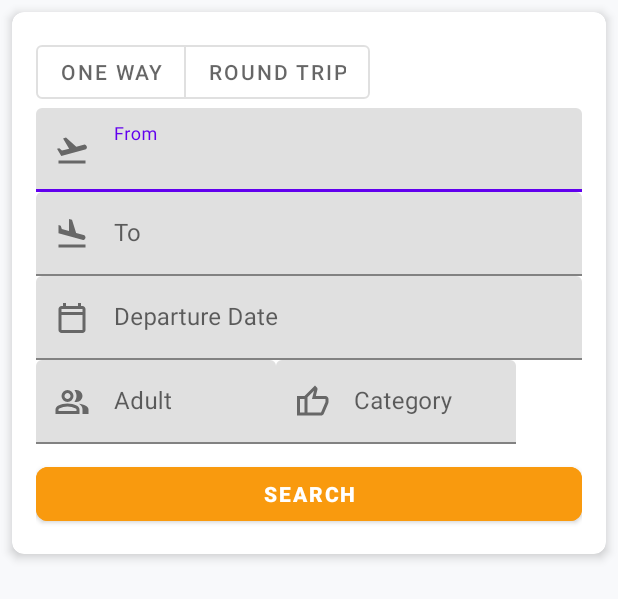
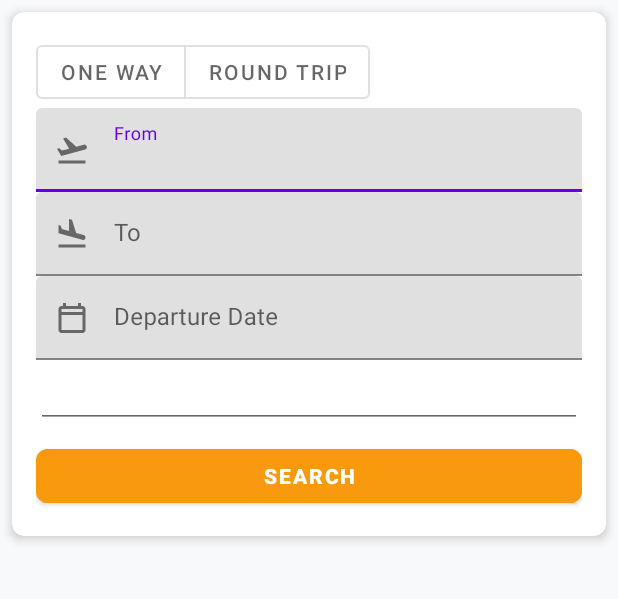
Before and after one commit to ianalexis/Parcial-TP3-YA1, an Android app: the layout fragment_search.xml on its own in the app's theme, with its tools: preview values and no code run, on a phone screen of 412 x 824 dp. Shown: the top 599 px of the screen. Run offline under Robolectric (Android 15) with nearby library versions, the phone set to English and light mode, and no system bars.

Commit message:
fragment_search

```diff
--- a/app/src/main/res/layout/fragment_search.xml
+++ b/app/src/main/res/layout/fragment_search.xml
@@ -49,7 +49,6 @@
 
             <com.google.android.material.textfield.TextInputLayout
                 android:id="@+id/fragment_search_selectDepartureLayout"
-
                 android:layout_width="match_parent"
                 android:layout_height="wrap_content"
                 app:startIconDrawable="@drawable/flight_takeoff_24px"
@@ -102,39 +101,13 @@
                 android:layout_height="wrap_content"
                 android:orientation="horizontal">
 
-                <com.google.android.material.textfield.TextInputLayout
-                    android:id="@+id/fragment_search_selectAdultLayout"
-                    android:layout_width="160dp"
-                    android:layout_height="57dp"
-                    app:startIconDrawable="@drawable/group_24px"
-                    android:hint="Adult">
 
-                    <com.google.android.material.textfield.TextInputEditText
-                        android:id="@+id/fragment_search_selectAdult"
-                        android:layout_width="match_parent"
-                        android:layout_height="wrap_content"
-                        android:inputType="number"
-                        />
-
-                </com.google.android.material.textfield.TextInputLayout>
-
-                <com.google.android.material.textfield.TextInputLayout
-                    android:id="@+id/fragment_search_selectCategoryLayout"
-
-                    android:layout_width="160dp"
-                    android:layout_height="57dp"
-                    app:startIconDrawable="@drawable/thumb_up_24px"
-                    android:hint="Category">
-
-                    <com.google.android.material.textfield.TextInputEditText
-                        android:id="@+id/fragment_search_selectCategory"
-                        android:layout_width="match_parent"
-                        android:layout_height="wrap_content"
-                        android:inputType="number"
-                        />
-
-                </com.google.android.material.textfield.TextInputLayout>
-
+                <AutoCompleteTextView
+                    android:id="@+id/dropdown"
+                    android:layout_width="match_parent"
+                    android:layout_height="wrap_content"
+                    android:inputType="none"
+                    />
 
             </LinearLayout>
 
--- a/app/src/main/res/navigation/nav_main.xml
+++ b/app/src/main/res/navigation/nav_main.xml
@@ -3,7 +3,7 @@
     xmlns:app="http://schemas.android.com/apk/res-auto"
     xmlns:tools="http://schemas.android.com/tools"
     android:id="@+id/nav_main"
-    app:startDestination="@id/search">
+    app:startDestination="@id/explore">
 
     <fragment
         android:id="@+id/explore"
--- a/app/src/main/res/values/strings.xml
+++ b/app/src/main/res/values/strings.xml
@@ -36,5 +36,4 @@
     <string name="limited_offer">LIMITED OFFER!</string>
     <string name="detail_offers_desc">Use your mastercard with any transaction and get 20% discount instantly!</string>
     <string name="offers_title">Get 20% discount with your Master credit cards</string>
-
 </resources>
```
Also changed, not shown: app/src/main/java/com/example/parcial_tp3_ya1/fragments/SearchFragment.kt (+16 -0 lines), app/src/main/res/values/arrays.xml (added, +7 -0 lines).
